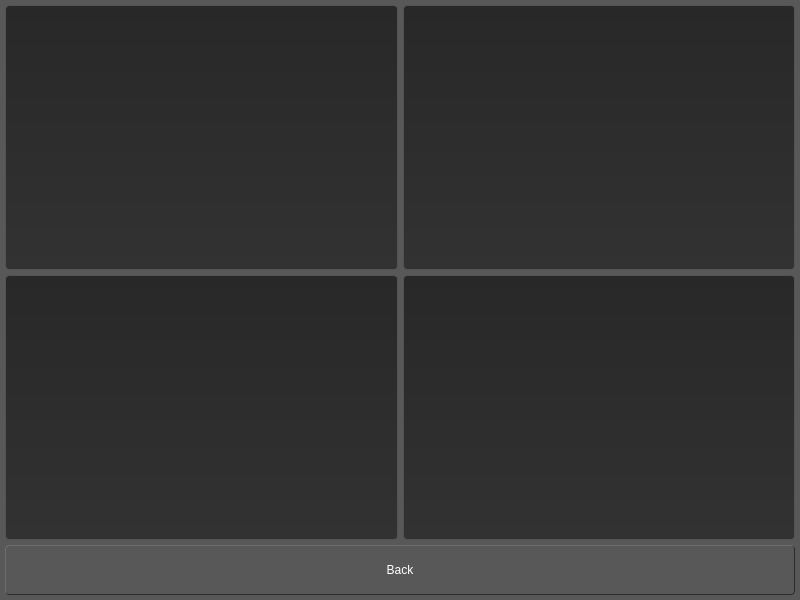
This is ui/form.ui in rohan-singh1/Summarizer as Qt 5 draws it before an edit. The edited form follows.
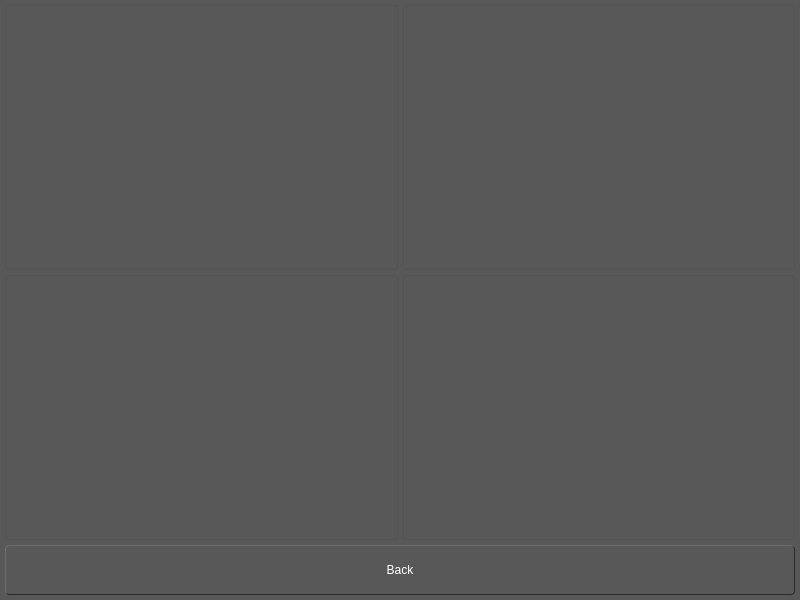
This is the edited form. The open tabs and pages were chosen to show the change.

Commit message: integrate the app with the OpenAi API

```diff
--- a/ui/form.ui
+++ b/ui/form.ui
@@ -182,26 +182,37 @@
            <number>5</number>
           </property>
           <item row="0" column="0">
-           <widget class="QWidget" name="image_2" native="true">
+                      <widget class="QLabel" name="result_label">
             <property name="styleSheet">
-             <string notr="true">QWidget{
-	border-radius: 4px;
-	background-color: qlineargradient(spread:repeat, x1:1, y1:1, x2:1, y2:0, stop:1 rgba(40, 40, 40, 255), stop:0 rgba(50, 50, 50, 255));
-	border: 1px solid;
-	border-color: rgb(83, 83, 83);
-}</string>
+                          <string notr="true">QLabel{
+                            border-radius: 4px;
+                            background-color: qlineargradient(spread:repeat, x1:1, y1:1, x2:1, y2:0,
+                            stop:1 rgba(40, 40, 40, 255), stop:0 rgba(50, 50, 50, 255));
+                            border: 1px solid;
+                            border-color: rgb(83, 83, 83);
+                            color: rgb(255, 255, 255);
+                            padding: 5px;
+                            }</string>
+                        </property>
+                        <property name="text">
+                          <string />
+                        </property>
+                        <property name="wordWrap">
+                          <bool>true</bool>
             </property>
            </widget>
           </item>
+
           <item row="0" column="1">
            <widget class="QWidget" name="image_4" native="true">
             <property name="styleSheet">
              <string notr="true">QWidget{
-	border-radius: 4px;
-	background-color: qlineargradient(spread:repeat, x1:1, y1:1, x2:1, y2:0, stop:1 rgba(40, 40, 40, 255), stop:0 rgba(50, 50, 50, 255));
-	border: 1px solid;
-	border-color: rgb(83, 83, 83);
-}</string>
+                            border-radius: 4px;
+                            background-color: qlineargradient(spread:repeat, x1:1, y1:1, x2:1, y2:0,
+                            stop:1 rgba(40, 40, 40, 255), stop:0 rgba(50, 50, 50, 255));
+                            border: 1px solid;
+                            border-color: rgb(83, 83, 83);
+                            }</string>
             </property>
            </widget>
           </item>
@@ -209,11 +220,12 @@
            <widget class="QWidget" name="image_3" native="true">
             <property name="styleSheet">
              <string notr="true">QWidget{
-	border-radius: 4px;
-	background-color: qlineargradient(spread:repeat, x1:1, y1:1, x2:1, y2:0, stop:1 rgba(40, 40, 40, 255), stop:0 rgba(50, 50, 50, 255));
-	border: 1px solid;
-	border-color: rgb(83, 83, 83);
-}</string>
+                            border-radius: 4px;
+                            background-color: qlineargradient(spread:repeat, x1:1, y1:1, x2:1, y2:0,
+                            stop:1 rgba(40, 40, 40, 255), stop:0 rgba(50, 50, 50, 255));
+                            border: 1px solid;
+                            border-color: rgb(83, 83, 83);
+                            }</string>
             </property>
            </widget>
           </item>
@@ -221,11 +233,12 @@
            <widget class="QWidget" name="image_1" native="true">
             <property name="styleSheet">
              <string notr="true">QWidget{
-	border-radius: 4px;
-	background-color: qlineargradient(spread:repeat, x1:1, y1:1, x2:1, y2:0, stop:1 rgba(40, 40, 40, 255), stop:0 rgba(50, 50, 50, 255));
-	border: 1px solid;
-	border-color: rgb(83, 83, 83);
-}</string>
+                            border-radius: 4px;
+                            background-color: qlineargradient(spread:repeat, x1:1, y1:1, x2:1, y2:0,
+                            stop:1 rgba(40, 40, 40, 255), stop:0 rgba(50, 50, 50, 255));
+                            border: 1px solid;
+                            border-color: rgb(83, 83, 83);
+                            }</string>
             </property>
            </widget>
           </item>
```
Left out of the diff: 184 changed lines with no effect on the pictures. Lines whose indentation alone changed are shown as unchanged. The commit also changes 2 other files.
